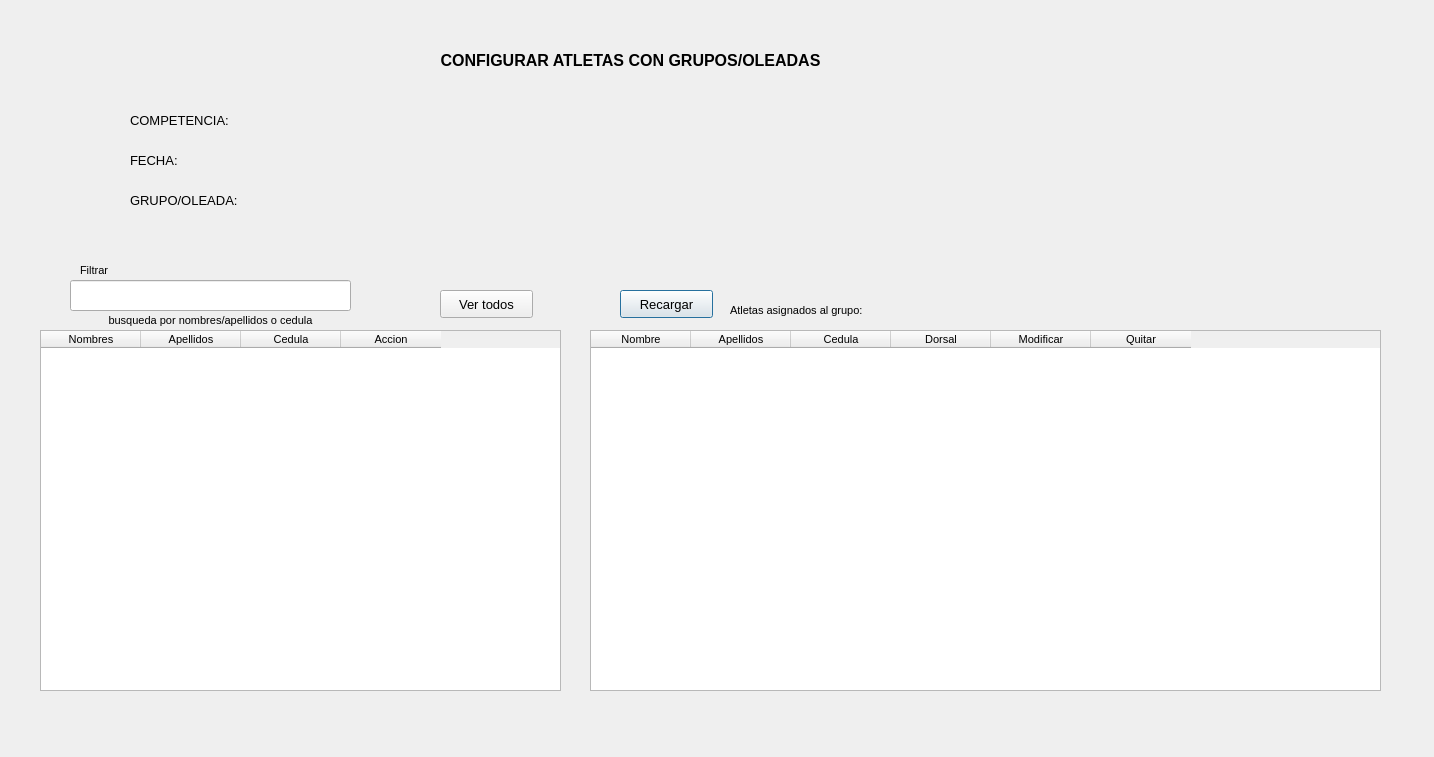
Above: qt/athletesGroups.ui from germang2/CrossfitTimer before the change. Below: the same form after it.
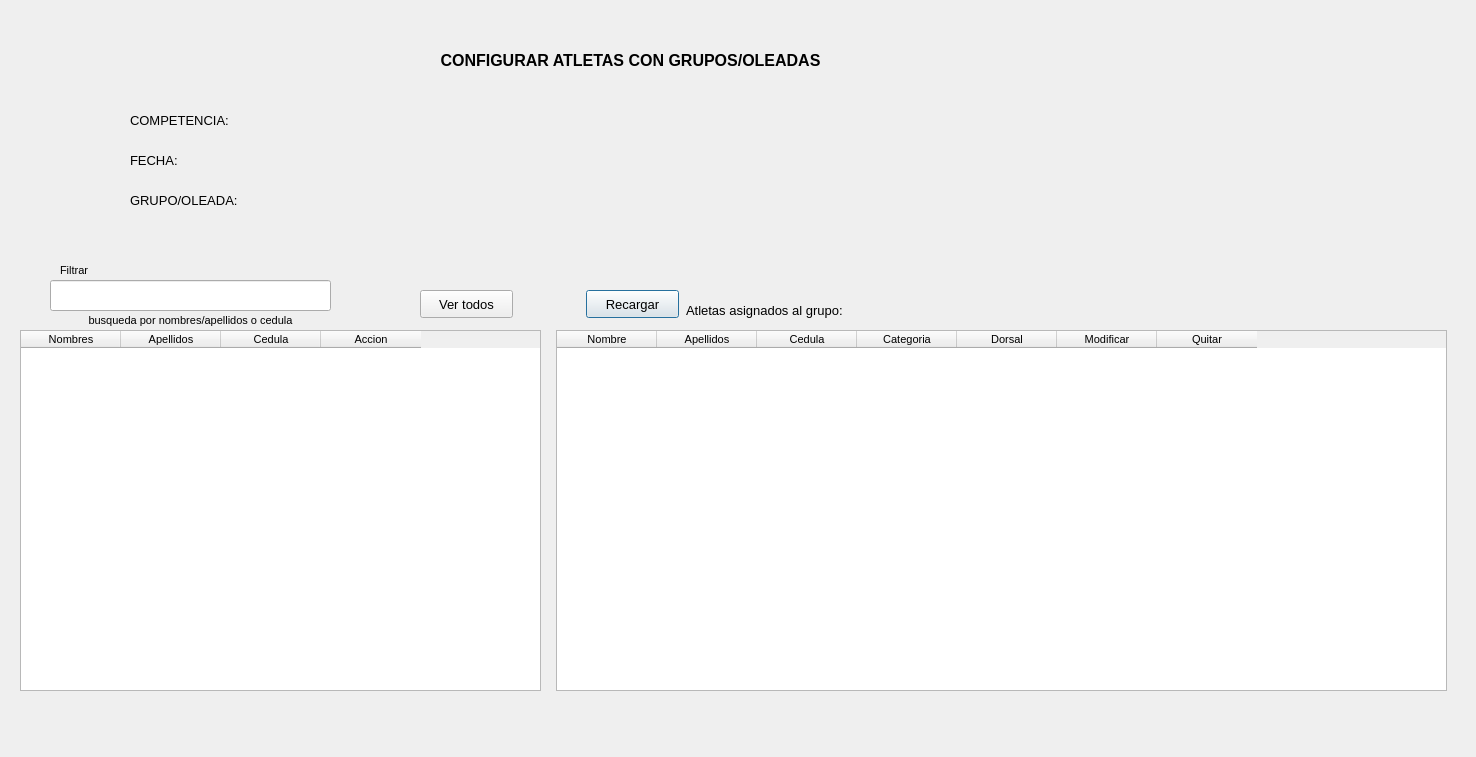
That is the form after the change.

Commit message: Validates that an athlete can't be assigned to more than 1 group

The edit to the form file:
```diff
--- a/qt/athletesGroups.ui
+++ b/qt/athletesGroups.ui
@@ -6,7 +6,7 @@
    <rect>
     <x>0</x>
     <y>0</y>
-    <width>1434</width>
+    <width>1476</width>
     <height>757</height>
    </rect>
   </property>
@@ -135,7 +135,7 @@
   <widget class="QTableWidget" name="athletes_table">
    <property name="geometry">
     <rect>
-     <x>40</x>
+     <x>20</x>
      <y>330</y>
      <width>521</width>
      <height>361</height>
@@ -165,7 +165,7 @@
   <widget class="QLineEdit" name="ed_filter_athlete">
    <property name="geometry">
     <rect>
-     <x>70</x>
+     <x>50</x>
      <y>280</y>
      <width>281</width>
      <height>31</height>
@@ -175,7 +175,7 @@
   <widget class="QLabel" name="label_3">
    <property name="geometry">
     <rect>
-     <x>80</x>
+     <x>60</x>
      <y>260</y>
      <width>271</width>
      <height>20</height>
@@ -188,7 +188,7 @@
   <widget class="QLabel" name="label_4">
    <property name="geometry">
     <rect>
-     <x>70</x>
+     <x>50</x>
      <y>310</y>
      <width>281</width>
      <height>20</height>
@@ -209,9 +209,9 @@
   <widget class="QTableWidget" name="table_athletes_assigned">
    <property name="geometry">
     <rect>
-     <x>590</x>
+     <x>556</x>
      <y>330</y>
-     <width>791</width>
+     <width>891</width>
      <height>361</height>
     </rect>
    </property>
@@ -230,6 +230,11 @@
      <string>Cedula</string>
     </property>
    </column>
+   <column>
+    <property name="text">
+     <string>Categoria</string>
+    </property>
+   </column>
    <column>
     <property name="text">
      <string>Dorsal</string>
@@ -249,7 +254,7 @@
   <widget class="QPushButton" name="btn_reload_assigned_athletes">
    <property name="geometry">
     <rect>
-     <x>620</x>
+     <x>586</x>
      <y>290</y>
      <width>93</width>
      <height>28</height>
@@ -267,7 +272,7 @@
   <widget class="QPushButton" name="btn_load_athletes">
    <property name="geometry">
     <rect>
-     <x>440</x>
+     <x>420</x>
      <y>290</y>
      <width>93</width>
      <height>28</height>
@@ -285,9 +290,9 @@
   <widget class="QLabel" name="lb_error_add_athlete">
    <property name="geometry">
     <rect>
-     <x>44</x>
-     <y>640</y>
-     <width>551</width>
+     <x>30</x>
+     <y>700</y>
+     <width>511</width>
      <height>20</height>
     </rect>
    </property>
@@ -322,12 +327,17 @@
   <widget class="QLabel" name="label_6">
    <property name="geometry">
     <rect>
-     <x>730</x>
+     <x>686</x>
      <y>300</y>
-     <width>171</width>
+     <width>211</width>
      <height>21</height>
     </rect>
    </property>
+   <property name="font">
+    <font>
+     <pointsize>10</pointsize>
+    </font>
+   </property>
    <property name="text">
     <string>Atletas asignados al grupo: </string>
    </property>
@@ -348,7 +358,7 @@
   <widget class="QLabel" name="lb_alert">
    <property name="geometry">
     <rect>
-     <x>594</x>
+     <x>560</x>
      <y>690</y>
      <width>791</width>
      <height>20</height>
```
The commit also changes 3 other files.
